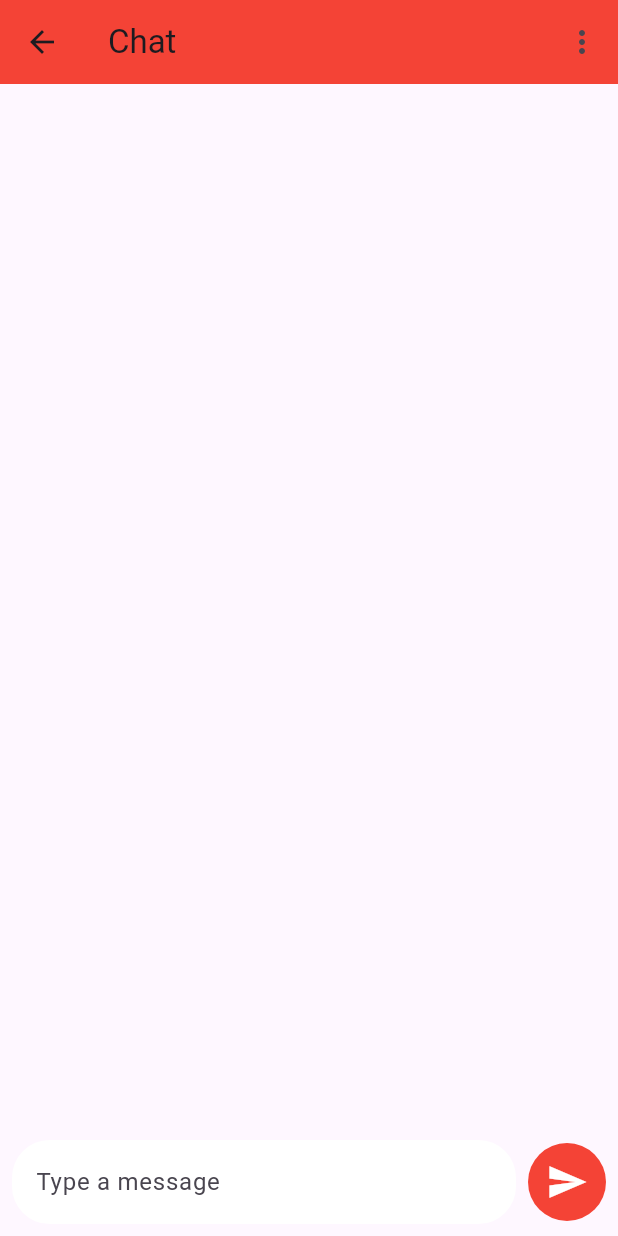
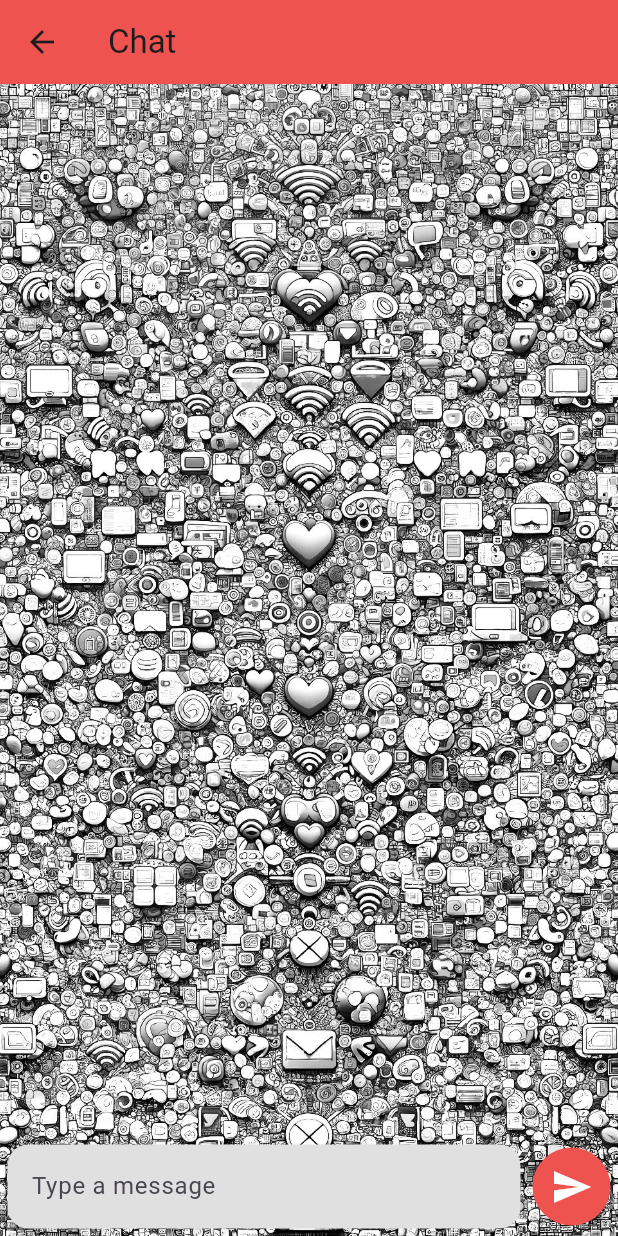
Before and after one commit to LorenzoAbati/creatorshub_flutter_app, a Flutter app: the ChatListPage screen opened directly, after a tap on an icon or button, on a phone screen of 412 x 824 dp. Run offline on Flutter 3.47's test engine with Material 3 defaults, Android fonts, the phone set to English and light mode, and no system bars; network calls fail.

Commit message:
chat background image + partial color improv

```diff
--- a/lib/main.dart
+++ b/lib/main.dart
@@ -79,6 +79,7 @@ class LoginPage extends StatelessWidget {
     );
   }
 }
+
 class ChatListPage extends StatelessWidget {
   const ChatListPage({super.key});
 
@@ -90,7 +91,7 @@ class ChatListPage extends StatelessWidget {
           height: 25,
           child: Image.asset('assets/images/title.png', fit: BoxFit.contain),
         ),
-        backgroundColor: Colors.red,
+        backgroundColor: Colors.red[400],
         actions: [
           IconButton(
             icon: const Icon(Icons.search),
@@ -104,12 +105,14 @@ class ChatListPage extends StatelessWidget {
           IconButton(
             icon: const Icon(Icons.more_vert),
             onPressed: () {
-              // ... showMenu code ...
+              // Additional actions
             },
           ),
         ],
       ),
-      body: ListView.builder(
+      body: Container(
+        color: Colors.grey[100], // Light gray background for the chat list
+        child: ListView.builder(
           itemCount: 20,
           itemBuilder: (BuildContext context, int index) {
             return ChatListItem(
@@ -126,10 +129,10 @@ class ChatListPage extends StatelessWidget {
             );
           },
         ),
+      ),
     );
   }
 }
-
 
 class ChatListItem extends StatelessWidget {
   final String name;
--- a/lib/pages/chat.dart
+++ b/lib/pages/chat.dart
@@ -1,6 +1,6 @@
 import 'package:flutter/material.dart';
+
 Map<String, List<String>> chatMessages = {};
-
 
 class ChatPage extends StatefulWidget {
   final String creatorId; // Identifier for the creator
@@ -27,22 +27,24 @@ class _ChatPageState extends State<ChatPage> {
 
   @override
   Widget build(BuildContext context) {
-    final messages = chatMessages[widget.creatorId] ?? []; // Get messages for this creator
+    final messages = chatMessages[widget.creatorId] ?? [];
 
     return Scaffold(
       appBar: AppBar(
-        backgroundColor: Colors.red,
+        backgroundColor: Colors.red[400],
         title: const Text('Chat'),
-        actions: [
-          IconButton(
-            icon: const Icon(Icons.more_vert),
-            onPressed: () {
-              // More button action
-            },
       ),
-        ],
+      body: Stack(
+        children: <Widget>[
+          Container(
+            decoration: const BoxDecoration(
+              image: DecorationImage(
+                image: AssetImage("assets/images/cool_chat_bg_bw_new.jpeg"), // Replace with your image URL
+                fit: BoxFit.cover,
               ),
-      body: Column(
+            ),
+          ),
+          Column(
             children: <Widget>[
               Expanded(
                 child: ListView.builder(
@@ -55,12 +57,12 @@ class _ChatPageState extends State<ChatPage> {
                           padding: const EdgeInsets.all(8.0),
                           margin: const EdgeInsets.symmetric(vertical: 4.0, horizontal: 8.0),
                           decoration: BoxDecoration(
-                        color: index % 2 == 0 ? Colors.grey : Colors.red,
+                            color: index % 2 == 0 ? Colors.white.withOpacity(1) : Colors.red[400]?.withOpacity(1),
                             borderRadius: BorderRadius.circular(12.0),
                           ),
                           child: Text(
                             messages[index],
-                        style: TextStyle(color: Colors.white),
+                            style: TextStyle(color: Colors.black),
                           ),
                         ),
                       ),
@@ -69,7 +71,7 @@ class _ChatPageState extends State<ChatPage> {
                 ),
               ),
               Padding(
-            padding: const EdgeInsets.all(8.0),
+                padding: const EdgeInsets.all(5.0),
                 child: Row(
                   children: <Widget>[
                     Expanded(
@@ -77,10 +79,10 @@ class _ChatPageState extends State<ChatPage> {
                         controller: messageController,
                         decoration: InputDecoration(
                           filled: true,
-                      fillColor: Colors.white,
+                          fillColor: Colors.grey[300],
                           hintText: 'Type a message',
                           border: OutlineInputBorder(
-                        borderRadius: BorderRadius.circular(25.0),
+                            borderRadius: BorderRadius.circular(14.0),
                             borderSide: BorderSide.none,
                           ),
                         ),
@@ -89,7 +91,7 @@ class _ChatPageState extends State<ChatPage> {
                     const SizedBox(width: 8.0),
                     CircleAvatar(
                       radius: 26,
-                  backgroundColor: Colors.red,
+                      backgroundColor: Colors.red[400],
                       child: IconButton(
                         iconSize: 28,
                         icon: const Icon(Icons.send, color: Colors.white),
@@ -98,6 +100,8 @@ class _ChatPageState extends State<ChatPage> {
                     ),
                   ],
                 ),
+              ),
+            ],
           ),
         ],
       ),
--- a/pubspec.yaml
+++ b/pubspec.yaml
@@ -61,6 +61,11 @@ flutter:
   assets:
     - assets/images/logo.png
     - assets/images/title.png
+    - assets/images/default_chat_background.png
+    - assets/images/cool_chat_bg.png
+    - assets/images/cool_chat_bg_bw.jpeg
+    - assets/images/cool_chat_bg_bw_new.jpeg
+
 
   # To add assets to your application, add an assets section, like this:
   # assets:
```
Also changed, not shown: assets/images/cool_chat_bg_bw.jpeg (added), assets/images/cool_chat_bg_bw_new.jpeg (added), 2 other files. Lines whose indentation alone changed are shown as unchanged.
